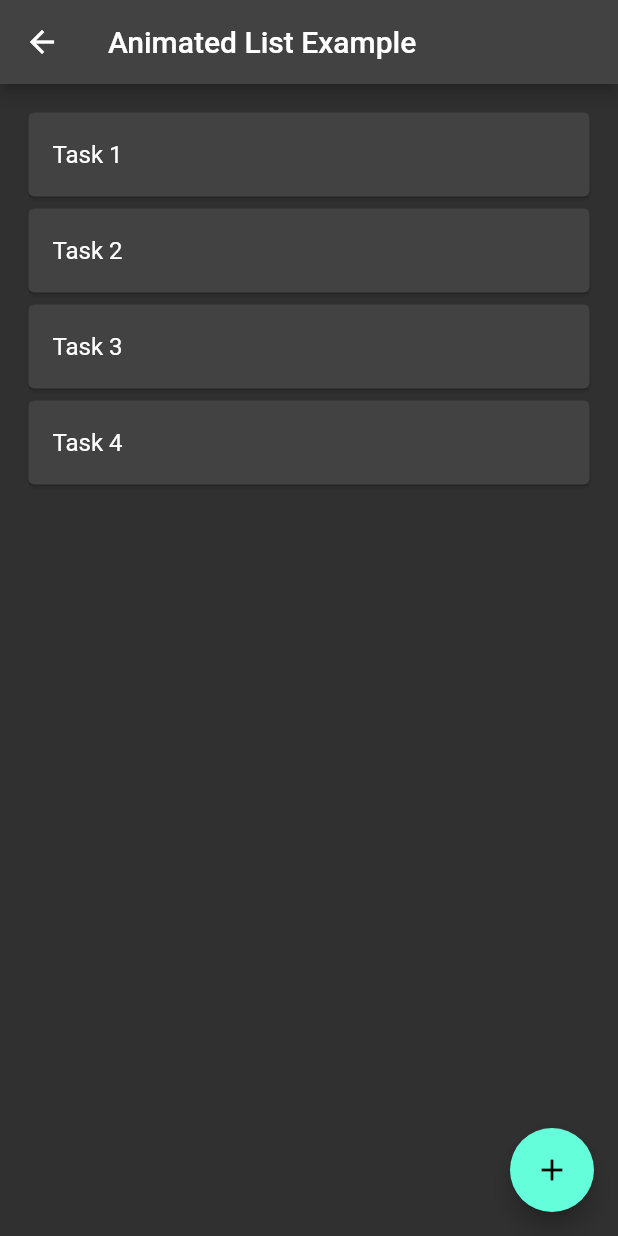
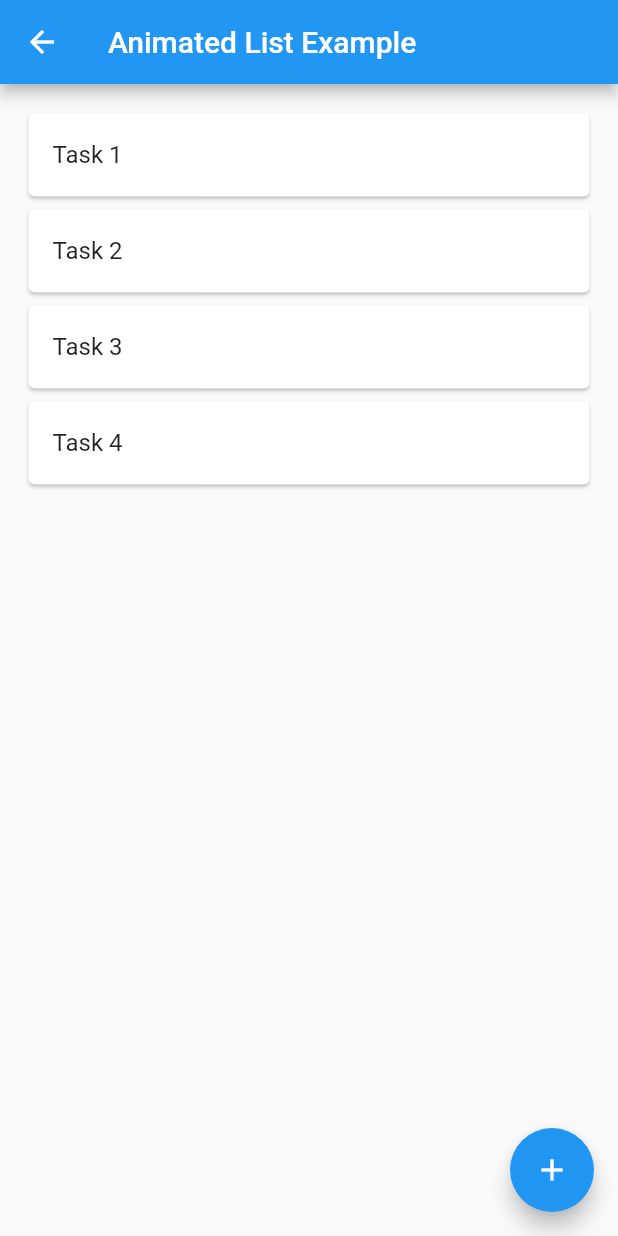
Before and after one commit to gd46/flutter-examples, a Flutter app: the AnimatedListExamplePage screen opened by its route, after a tap on an icon or button, on a phone screen of 412 x 824 dp. Run offline on Flutter 3.47's test engine with Material 2 defaults, Android fonts, the phone set to English and light mode, and no system bars; our stand-ins replace bloc, flutter_bloc, shared_preferences, webview_flutter; accounts and stored records are empty.

Commit message:
add shared preferences, provider, and a settings page

```diff
--- a/lib/main.dart
+++ b/lib/main.dart
@@ -1,30 +1,50 @@
 import 'package:flutter/material.dart';
 import 'package:flutter_bloc/flutter_bloc.dart';
 import 'package:flutter_sample_app/blocs/counter/counter_bloc.dart';
+import 'package:flutter_sample_app/notifiers/app_settings_notifier.dart';
 import 'package:flutter_sample_app/pages/animated_list/animated_list_example_page.dart';
 import 'package:flutter_sample_app/pages/counter/counter_page.dart';
 import 'package:flutter_sample_app/pages/home/home_page.dart';
 import 'package:flutter_sample_app/pages/webview/webview_communication_example_page.dart';
 import 'package:flutter_sample_app/pages/webview/webview_loading_example_page.dart';
 import 'package:flutter_sample_app/shared/constants/route_constants.dart';
+import 'package:provider/provider.dart';
 
 void main() {
-  runApp(MultiBlocProvider(providers: [
-    BlocProvider(create: (BuildContext context) => CounterBloc())
+  runApp(MultiProvider(providers: [
+    BlocProvider(create: (BuildContext context) => CounterBloc()),
+    ChangeNotifierProvider(
+      create: (BuildContext context) => AppSettingsNotifier(),
+    )
   ], child: const MyApp()));
 }
 
-class MyApp extends StatelessWidget {
+class MyApp extends StatefulWidget {
   const MyApp({Key? key}) : super(key: key);
 
-  // This widget is the root of your application.
+  @override
+  State<MyApp> createState() => _MyAppState();
+}
+
+class _MyAppState extends State<MyApp> {
+  AppSettingsNotifier? appSettingsNotifier;
+
+  @override
+  void didChangeDependencies() {
+    super.didChangeDependencies();
+    appSettingsNotifier = Provider.of<AppSettingsNotifier>(context);
+    setCurrentAppTheme();
+  }
+
   @override
   Widget build(BuildContext context) {
     return MaterialApp(
       title: 'Flutter Demo',
       theme: ThemeData.light(),
       darkTheme: ThemeData.dark(),
-      themeMode: ThemeMode.dark,
+      themeMode: appSettingsNotifier?.isDarkModeEnabled == true
+          ? ThemeMode.dark
+          : ThemeMode.light,
       routes: {
         Routes.webviewLoading: (BuildContext context) =>
             const WebViewLoadingExamplePage(),
@@ -37,4 +57,9 @@ class MyApp extends StatelessWidget {
       home: const MyHomePage(),
     );
   }
+
+  void setCurrentAppTheme() async {
+    appSettingsNotifier!.isDarkModeEnabled =
+        await appSettingsNotifier!.appSettings.getTheme();
+  }
 }
--- /dev/null
+++ b/lib/models/app_settings_model.dart
@@ -0,0 +1,20 @@
+import 'package:shared_preferences/shared_preferences.dart';
+
+class AppSettings {
+  static const darkModeEnabled = "DARK_MODE_ENABLED";
+
+  setDarkModeEnabled(bool value) async {
+    SharedPreferences prefs = await SharedPreferences.getInstance();
+    prefs.setBool(darkModeEnabled, value);
+  }
+
+  Future<bool> getTheme() async {
+    SharedPreferences prefs = await SharedPreferences.getInstance();
+    return prefs.getBool(darkModeEnabled) ?? false;
+  }
+
+  Future<bool> clear() async {
+    SharedPreferences prefs = await SharedPreferences.getInstance();
+    return prefs.clear();
+  }
+}
--- /dev/null
+++ b/lib/notifiers/app_settings_notifier.dart
@@ -0,0 +1,20 @@
+import 'package:flutter/material.dart';
+import 'package:flutter_sample_app/models/app_settings_model.dart';
+
+class AppSettingsNotifier with ChangeNotifier {
+  final AppSettings appSettings = AppSettings();
+  bool _isDarkModeEnabled = false;
+
+  bool get isDarkModeEnabled => _isDarkModeEnabled;
+
+  set isDarkModeEnabled(bool value) {
+    _isDarkModeEnabled = value;
+    appSettings.setDarkModeEnabled(value);
+    notifyListeners();
+  }
+
+  Future<bool> clear() async {
+    final bool _isSettingsCleared = await appSettings.clear();
+    return _isSettingsCleared;
+  }
+}
--- /dev/null
+++ b/lib/pages/settings/settings_page.dart
@@ -0,0 +1,34 @@
+import 'package:flutter/material.dart';
+import 'package:flutter_sample_app/notifiers/app_settings_notifier.dart';
+import 'package:provider/provider.dart';
+
+class SettingsPage extends StatelessWidget {
+  const SettingsPage({Key? key}) : super(key: key);
+
+  @override
+  Widget build(BuildContext context) {
+    final _appSettings = Provider.of<AppSettingsNotifier>(context);
+
+    return Scaffold(
+      persistentFooterButtons: [
+        Center(
+          child: ElevatedButton(
+              onPressed: () async {
+                await _appSettings.clear();
+              },
+              child: const Text('Restore default settings')),
+        )
+      ],
+      body: Column(
+        children: [
+          SwitchListTile(
+              title: const Text('Dark Theme'),
+              value: _appSettings.isDarkModeEnabled,
+              onChanged: (bool? value) {
+                _appSettings.isDarkModeEnabled = value ?? false;
+              }),
+        ],
+      ),
+    );
+  }
+}
--- a/pubspec.yaml
+++ b/pubspec.yaml
@@ -37,6 +37,8 @@ dependencies:
   flutter_bloc: ^8.0.1
   webview_flutter: ^3.0.0
   path_provider: ^2.0.9
+  shared_preferences: ^2.0.15
+  provider: ^6.0.3
 
 dev_dependencies:
   flutter_test:
```
Also changed, not shown: lib/pages/home/home_page.dart (+8 -5 lines), pubspec.lock, 1 other file.
